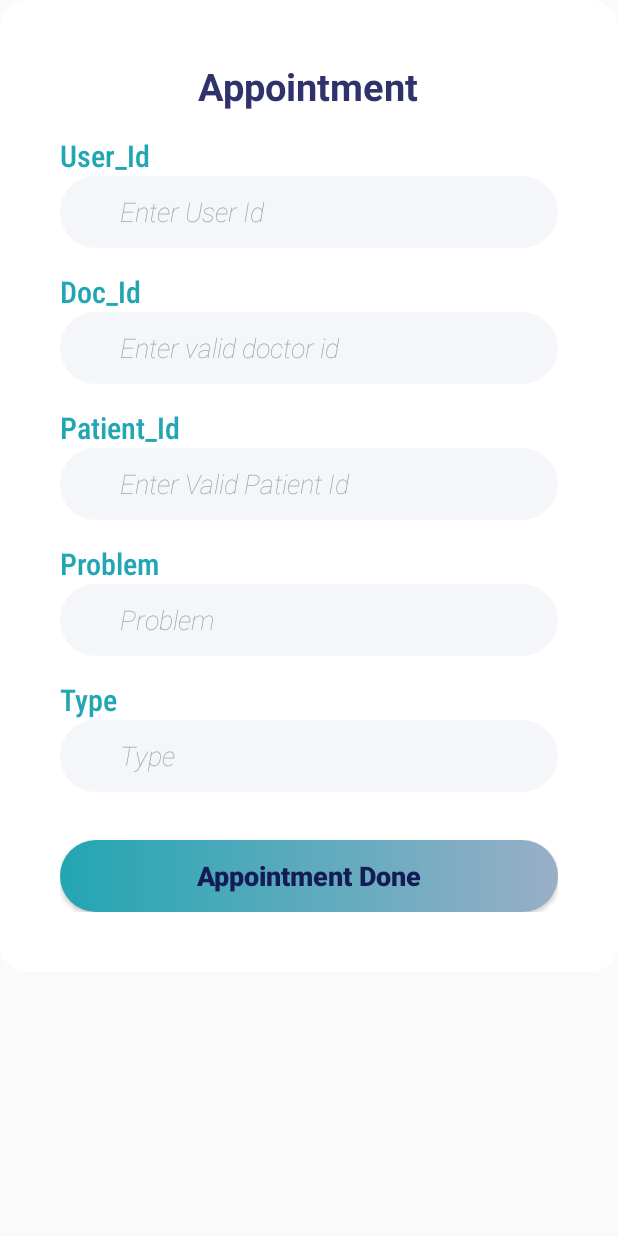
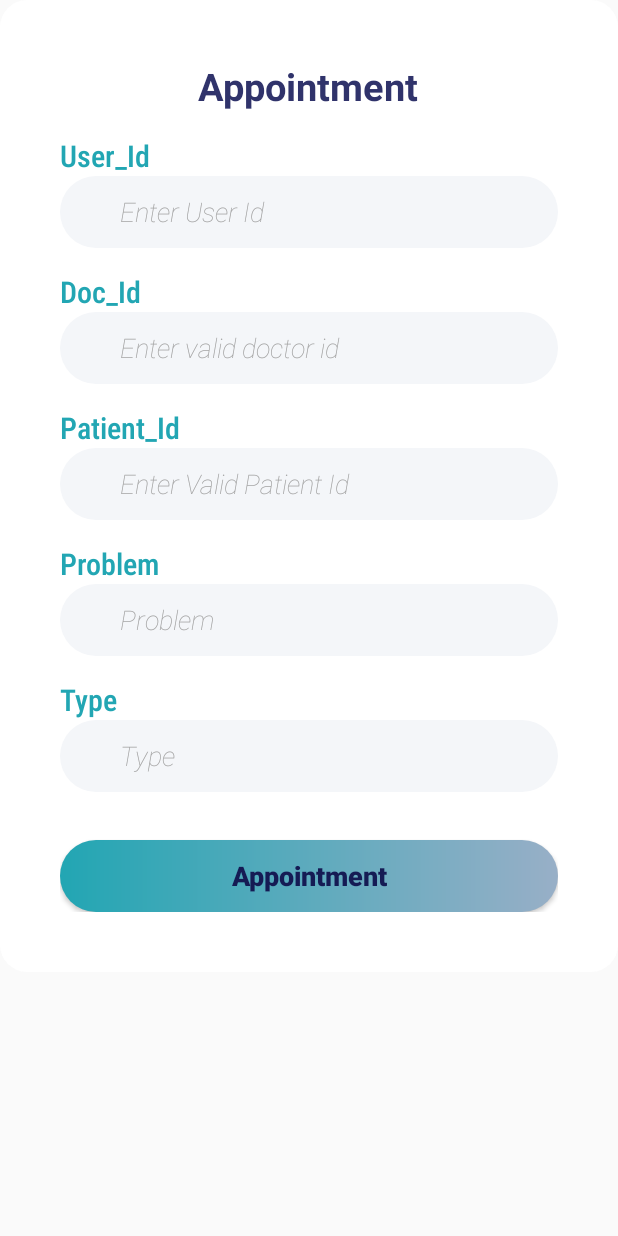
Before and after one commit to iamgsomya/app, an Android app: the appointment screen opened directly, with no data from a screen before it, on a phone screen of 412 x 824 dp. Run offline under Robolectric (Android 15) with nearby library versions, the phone set to English and light mode, and no system bars.

Commit message:
appointment_xml

```diff
--- a/app/src/main/res/layout/activity_appointment.xml
+++ b/app/src/main/res/layout/activity_appointment.xml
@@ -180,7 +180,7 @@
                 android:layout_height="wrap_content"
                 android:layout_marginTop="32dp"
                 android:background="@drawable/bg_btn"
-                android:text="Appointment Done"
+                android:text="Appointment"
                 android:textStyle="bold"
                 android:textColor="@color/color_midblue"
                 android:textSize="18sp"
```
